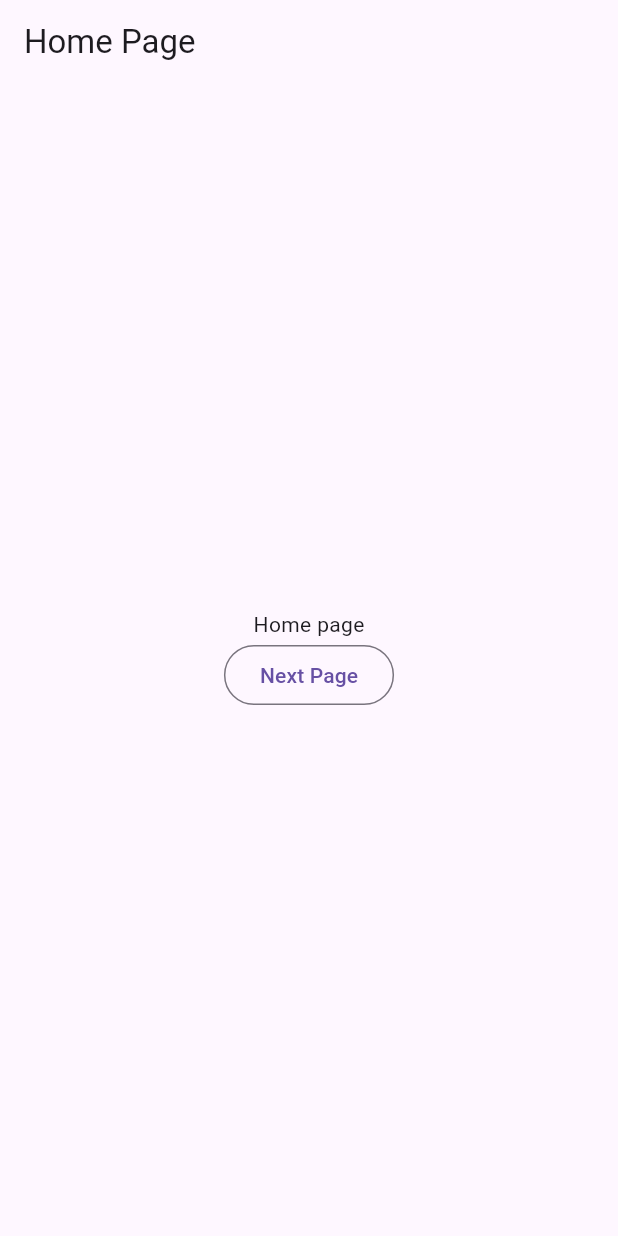
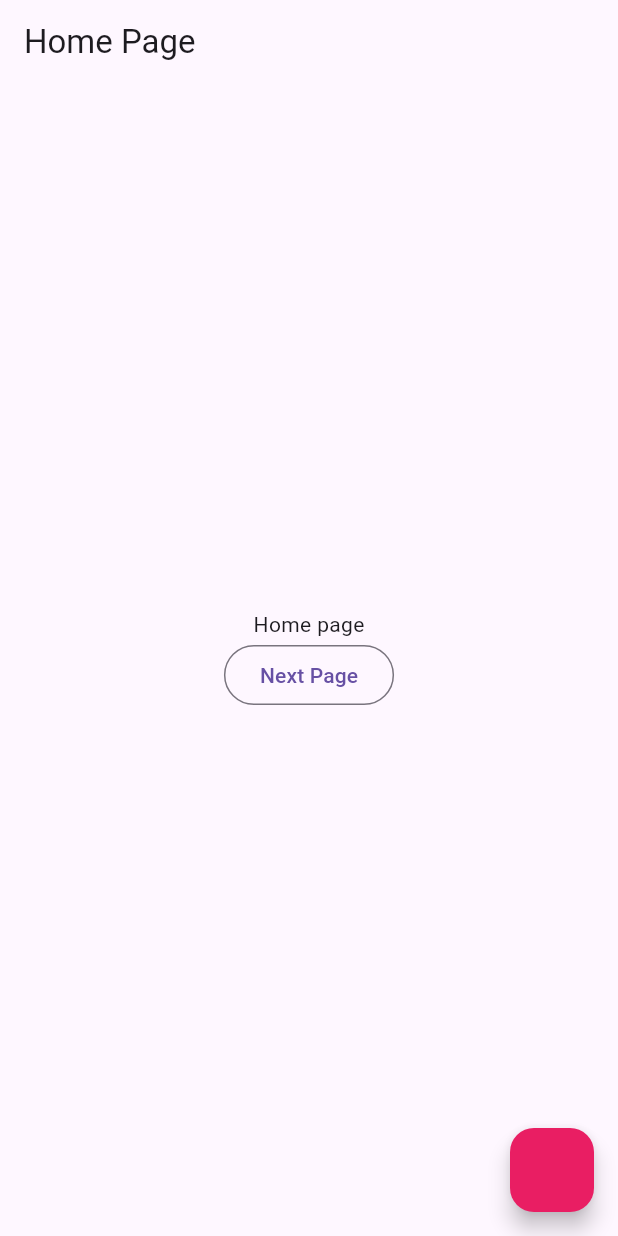
Before and after one commit to RizkyArdiansyahhh/GetX-Flutter, a Flutter app: the screen it shows after launch, on a phone screen of 412 x 824 dp. Run offline on Flutter 3.47's test engine with Material 3 defaults, Android fonts, the light colour scheme and no system bars; our stand-ins replace equatable, get, shared_preferences.

Commit message:
learn change theme getX

```diff
--- a/dependencies_getx/lib/home_page.dart
+++ b/dependencies_getx/lib/home_page.dart
@@ -23,6 +23,14 @@ class HomePage extends StatelessWidget {
           ],
         ),
       ),
+      floatingActionButton: FloatingActionButton(
+        onPressed: () {
+          Get.changeTheme(
+            (Get.isDarkMode) ? ThemeData.light() : ThemeData.dark(),
+          );
+        },
+        backgroundColor: Colors.pink,
+      ),
     );
   }
 }
```
Also changed, not shown: 1 other file.
